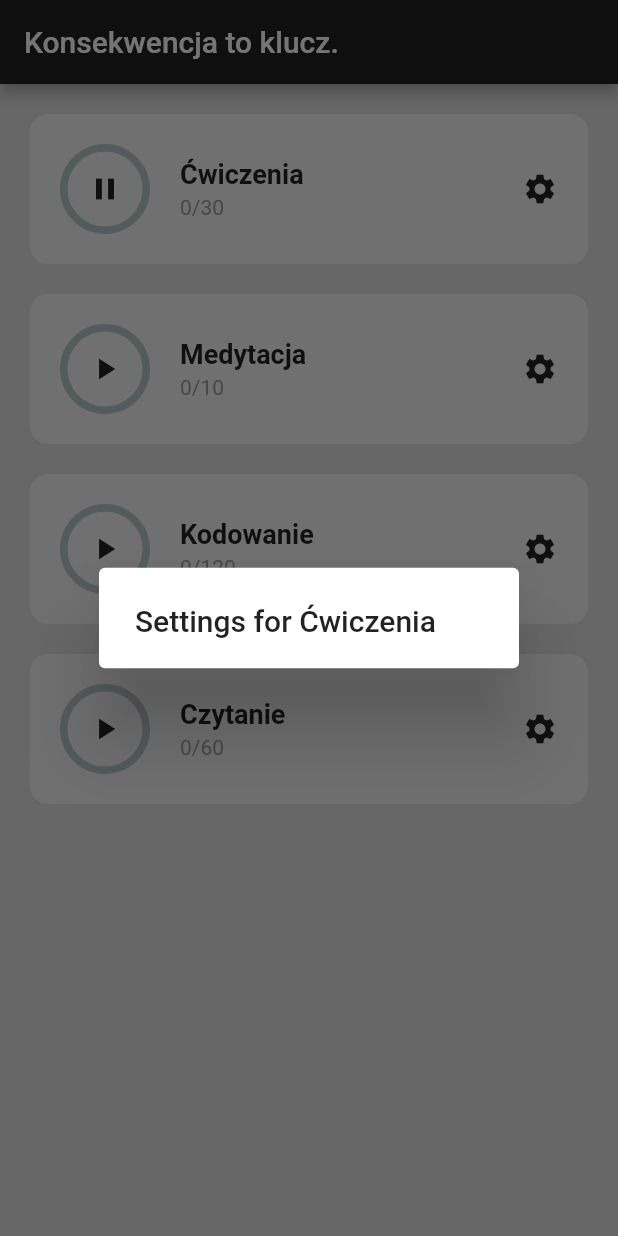
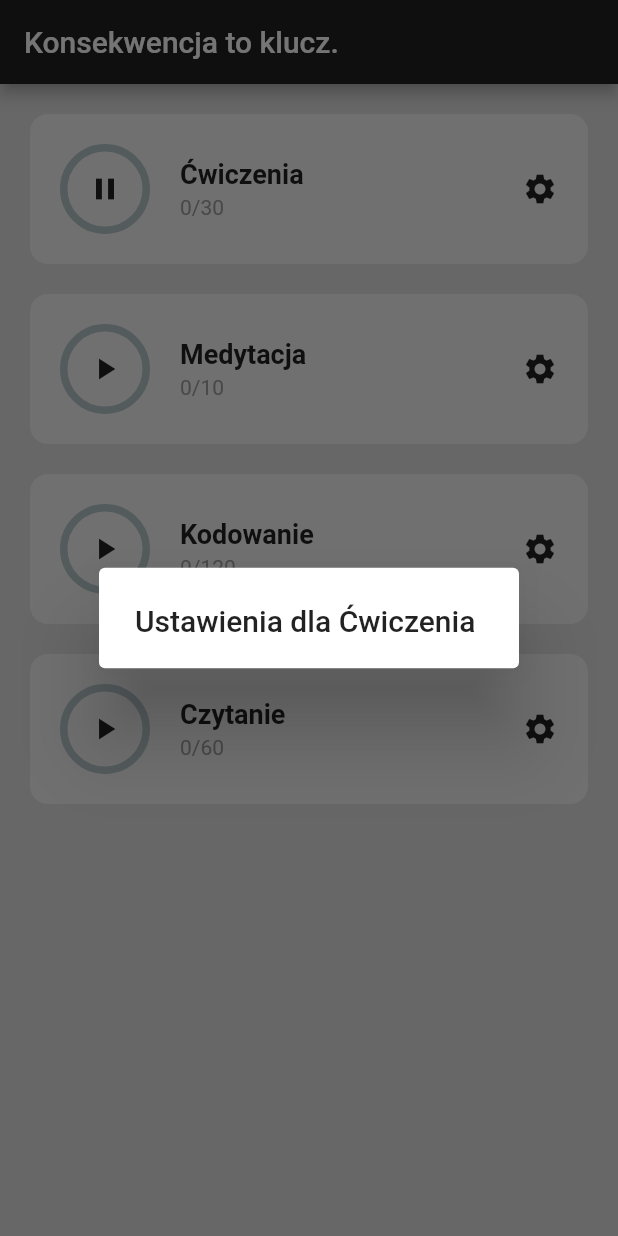
Before and after one commit to patrickkoszewski/habit_tracker_app, a Flutter app: the screen it shows after launch, after a tap on the "play arrow" icon, after a tap on the "settings" icon, on a phone screen of 412 x 824 dp. Run offline on Flutter 3.47's test engine with Material 2 defaults, Android fonts, the phone set to English and light mode, and no system bars; drawn by our look-alikes of percent_indicator.

Commit message:
en to pl fix

```diff
--- a/lib/home_page.dart
+++ b/lib/home_page.dart
@@ -30,7 +30,7 @@ class _HomePageState extends State<HomePage> {
       context: context,
       builder: (context) {
         return AlertDialog(
-          title: Text('Settings for ' + habitList[index][0]),
+          title: Text('Ustawienia dla ' + habitList[index][0]),
         );
       },
     );
```
